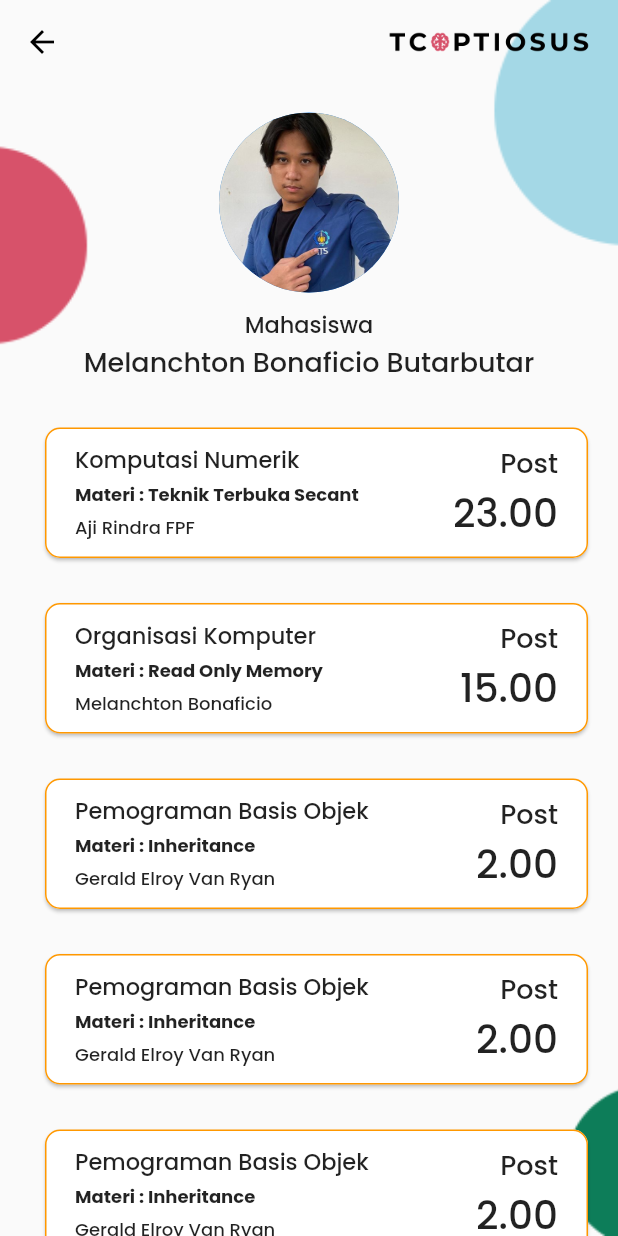
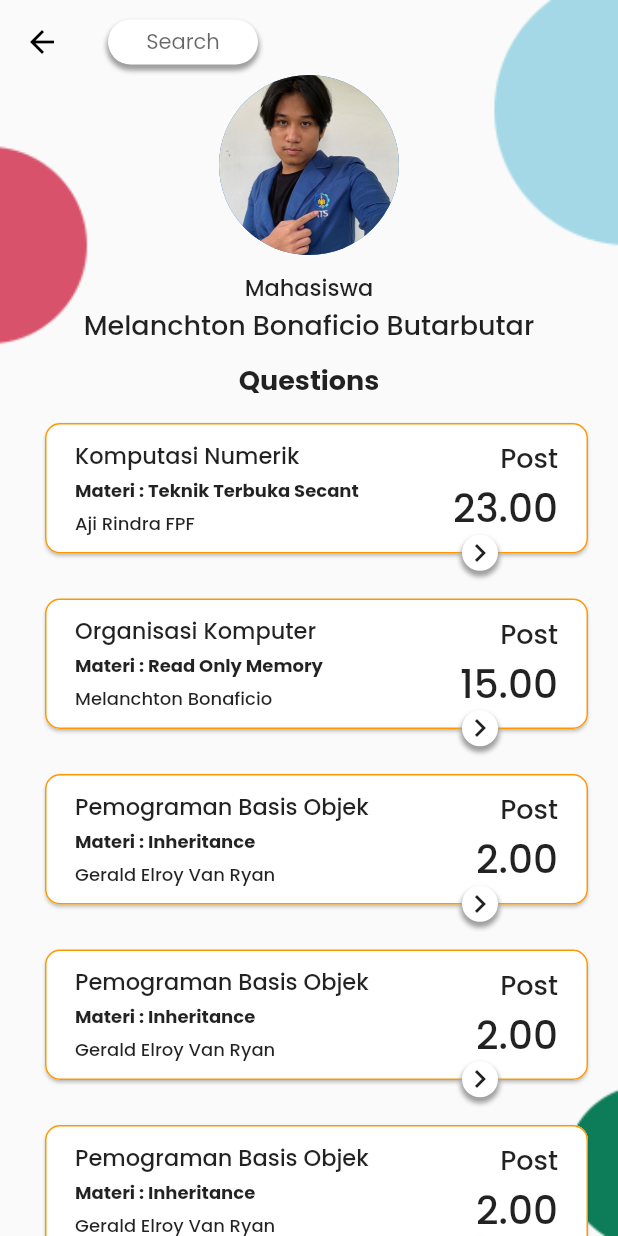
Before and after one commit to ADryInkCartridge/TCaptiosus, a Flutter app: the HomePage screen opened by its route, on a phone screen of 412 x 824 dp. Run offline on Flutter 3.47's test engine with Material 2 defaults, Android fonts, the phone set to English and light mode, and no system bars.

Commit message:
Added Searchbar, Fixed Button

```diff
--- a/lib/Card/HomeCard.dart
+++ b/lib/Card/HomeCard.dart
@@ -40,14 +40,15 @@ Widget subjectList(BuildContext context) {
   return ListView.builder(
     itemCount: items.length,
     itemBuilder: (context, index) {
-      return Card(
+      return Container(
+        child: Stack(
+          children: [
+            Card(
               margin: EdgeInsets.fromLTRB(30, 15, 20, 15),
               shape: RoundedRectangleBorder(
                 side: BorderSide(color: Colors.orange, width: 1),
                 borderRadius: BorderRadius.circular(10.0),
               ),
-        child: new InkWell(
-          onTap: () => print("tapped"),
               child: Row(
                 crossAxisAlignment: CrossAxisAlignment.start,
                 children: <Widget>[
@@ -117,6 +118,30 @@ Widget subjectList(BuildContext context) {
                 ],
               ),
             ),
+            Positioned(
+              top: 89.5,
+              right: 80,
+              child: Container(
+                decoration: BoxDecoration(
+                    color: Colors.white,
+                    shape: BoxShape.circle,
+                    boxShadow: [
+                      BoxShadow(
+                          color: Colors.grey,
+                          blurRadius: 2,
+                          spreadRadius: 1,
+                          offset: Offset(0.0, 3)),
+                    ]),
+                child: ClipOval(
+                  child: Material(
+                      color: Colors.transparent,
+                      child: InkWell(
+                          onTap: () {}, child: Icon(Icons.navigate_next))),
+                ),
+              ),
+            ),
+          ],
+        ),
       );
     },
   );
--- a/lib/Home.dart
+++ b/lib/Home.dart
@@ -28,11 +28,14 @@ class HomePage extends StatefulWidget {
 }
 
 class _HomePageState extends State<HomePage> {
+  final searchBar = TextEditingController();
+  bool barEmpty = true;
   int id = 1;
   String name = "Melanchton Bonaficio Butarbutar";
   @override
   Widget build(BuildContext context) {
     return new Scaffold(
+        resizeToAvoidBottomInset: false,
         body: SafeArea(
           child: Stack(
             children: [
@@ -50,12 +53,48 @@ class _HomePageState extends State<HomePage> {
                 backgroundColor: Colors.transparent,
                 elevation: 0.0,
                 title: Row(
-              mainAxisAlignment: MainAxisAlignment.end,
+                  mainAxisAlignment: MainAxisAlignment.start,
                   children: [
-                Image.asset(
-                  "assets/img/logo.png",
-                  width: 140,
-                  height: 400,
+                    Container(
+                      decoration: BoxDecoration(
+                          color: Colors.white,
+                          borderRadius: BorderRadius.circular(18.0),
+                          boxShadow: [
+                            BoxShadow(
+                                color: Colors.grey,
+                                blurRadius: 2,
+                                spreadRadius: 1,
+                                offset: Offset(0.0, 3)),
+                          ]),
+                      height: 30,
+                      width: 100,
+                      child: Center(
+                        child: TextFormField(
+                          style: TextStyle(fontFamily: "Poppins", fontSize: 14),
+                          textAlign: TextAlign.center,
+                          cursorColor: Colors.grey,
+                          decoration: new InputDecoration(
+                            contentPadding: EdgeInsets.only(
+                              bottom: 0,
+                            ),
+                            hintText: "Search",
+                            hintStyle:
+                                TextStyle(fontFamily: "Poppins", fontSize: 14),
+                            focusedBorder: OutlineInputBorder(
+                              borderRadius: BorderRadius.circular(18.0),
+                              borderSide: BorderSide(
+                                color: Colors.transparent,
+                              ),
+                            ),
+                            enabledBorder: new OutlineInputBorder(
+                              borderRadius: BorderRadius.circular(18.0),
+                              borderSide: BorderSide(
+                                color: Colors.transparent,
+                              ),
+                            ),
+                          ),
+                        ),
+                      ),
                     ),
                   ],
                 ),
@@ -63,11 +102,11 @@ class _HomePageState extends State<HomePage> {
               Column(
                 children: <Widget>[
                   SizedBox(
-                height: 75,
+                    height: 50,
                   ),
                   Center(
                     child: GestureDetector(
-                  onTap: () => Navigator.pop(context),
+                      onTap: () => Navigator.pushReplacementNamed(context, '/'),
                       child: CircleAvatar(
                         backgroundImage: AssetImage("assets/img/mel.PNG"),
                         radius: 60,
@@ -91,7 +130,17 @@ class _HomePageState extends State<HomePage> {
                     ),
                   ),
                   SizedBox(
-                height: 15,
+                    height: 10,
+                  ),
+                  Center(
+                    child: Text(
+                      "Questions",
+                      style: TextStyle(
+                        fontFamily: "Poppins",
+                        fontWeight: FontWeight.w800,
+                        fontSize: 18,
+                      ),
+                    ),
                   ),
                   Expanded(
                     child: Center(
```
Lines whose indentation alone changed are shown as unchanged.
